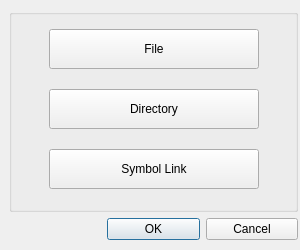
Above: File/createchoice.ui from htqwjtch/Almost_Total_Commander before the change. Below: the same form after it.
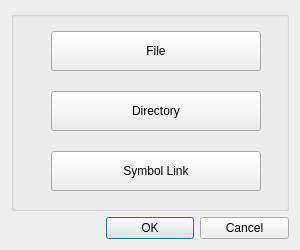
That is the form after the change.

```diff
--- a/File/createchoice.ui
+++ b/File/createchoice.ui
@@ -13,15 +13,8 @@
   <property name="windowTitle">
    <string>Dialog</string>
   </property>
-  <widget class="QWidget" name="gridLayoutWidget">
-   <property name="geometry">
-    <rect>
-     <x>9</x>
-     <y>9</y>
-     <width>289</width>
-     <height>231</height>
-    </rect>
-   </property>
+  <layout class="QVBoxLayout" name="verticalLayout">
+   <item>
    <layout class="QGridLayout" name="gridLayout">
     <item row="1" column="0">
      <widget class="QLabel" name="label">
@@ -91,7 +84,8 @@
      </widget>
     </item>
    </layout>
-  </widget>
+   </item>
+  </layout>
  </widget>
  <resources/>
  <connections/>
```
Lines whose indentation alone changed are shown as unchanged.
